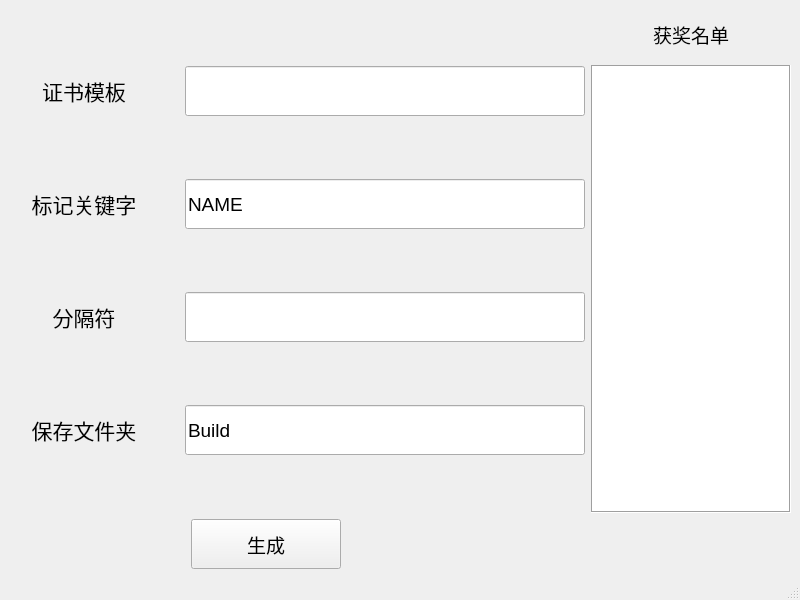
Before: the Qt Designer form ccreateprizewindow.ui in QJustice/RandomCallPlus, drawn with Qt 5.
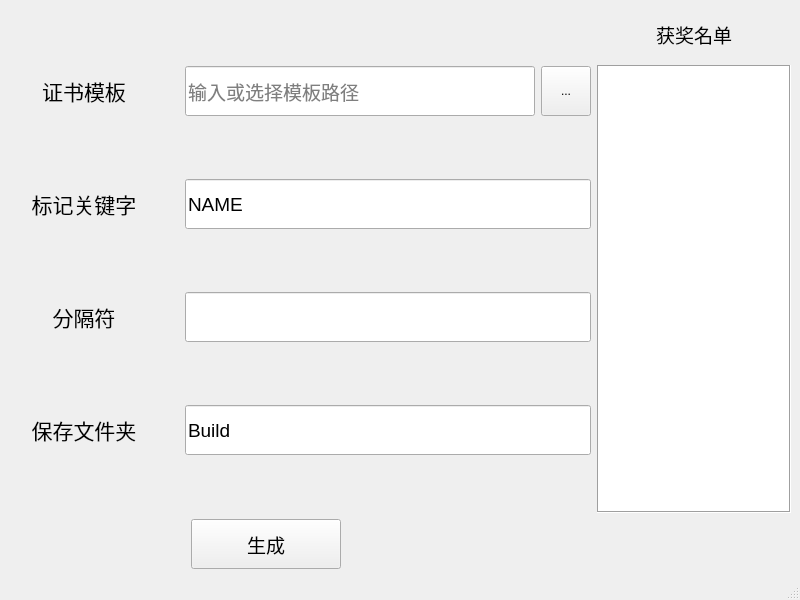
After: the same form once the commit is applied.

What changed in the file:
```diff
--- a/ccreateprizewindow.ui
+++ b/ccreateprizewindow.ui
@@ -16,9 +16,9 @@
   <widget class="QWidget" name="centralwidget">
    <layout class="QVBoxLayout" name="verticalLayout_3">
     <item>
-     <layout class="QHBoxLayout" name="horizontalLayout_6">
+     <layout class="QHBoxLayout" name="horizontalLayout_5">
       <item>
-       <layout class="QVBoxLayout" name="verticalLayout_2">
+       <layout class="QVBoxLayout" name="verticalLayout">
         <item>
          <layout class="QHBoxLayout" name="horizontalLayout">
           <item>
@@ -62,7 +62,7 @@
            <widget class="QLineEdit" name="lineEditTemPath">
             <property name="minimumSize">
              <size>
-              <width>400</width>
+              <width>350</width>
               <height>50</height>
              </size>
             </property>
@@ -70,6 +70,22 @@
              <font>
               <pointsize>14</pointsize>
              </font>
+            </property>
+            <property name="placeholderText">
+             <string>输入或选择模板路径</string>
+            </property>
+           </widget>
+          </item>
+          <item>
+           <widget class="QToolButton" name="toolButtonTemPath">
+            <property name="minimumSize">
+             <size>
+              <width>50</width>
+              <height>50</height>
+             </size>
+            </property>
+            <property name="text">
+             <string>...</string>
             </property>
            </widget>
           </item>
@@ -118,7 +134,7 @@
            <widget class="QLineEdit" name="lineEditKey">
             <property name="minimumSize">
              <size>
-              <width>400</width>
+              <width>350</width>
               <height>50</height>
              </size>
             </property>
@@ -177,7 +193,7 @@
            <widget class="QLineEdit" name="lineEditSeparator">
             <property name="minimumSize">
              <size>
-              <width>400</width>
+              <width>350</width>
               <height>50</height>
              </size>
             </property>
@@ -233,7 +249,7 @@
            <widget class="QLineEdit" name="lineEditBuiPath">
             <property name="minimumSize">
              <size>
-              <width>400</width>
+              <width>350</width>
               <height>50</height>
              </size>
             </property>
@@ -252,7 +268,7 @@
        </layout>
       </item>
       <item>
-       <layout class="QVBoxLayout" name="verticalLayout">
+       <layout class="QVBoxLayout" name="verticalLayout_2">
         <item>
          <widget class="QLabel" name="label">
           <property name="minimumSize">
@@ -297,7 +313,7 @@
      </layout>
     </item>
     <item>
-     <layout class="QHBoxLayout" name="horizontalLayout_5">
+     <layout class="QHBoxLayout" name="horizontalLayout_6">
       <item>
        <spacer name="horizontalSpacer_6">
         <property name="orientation">
```
